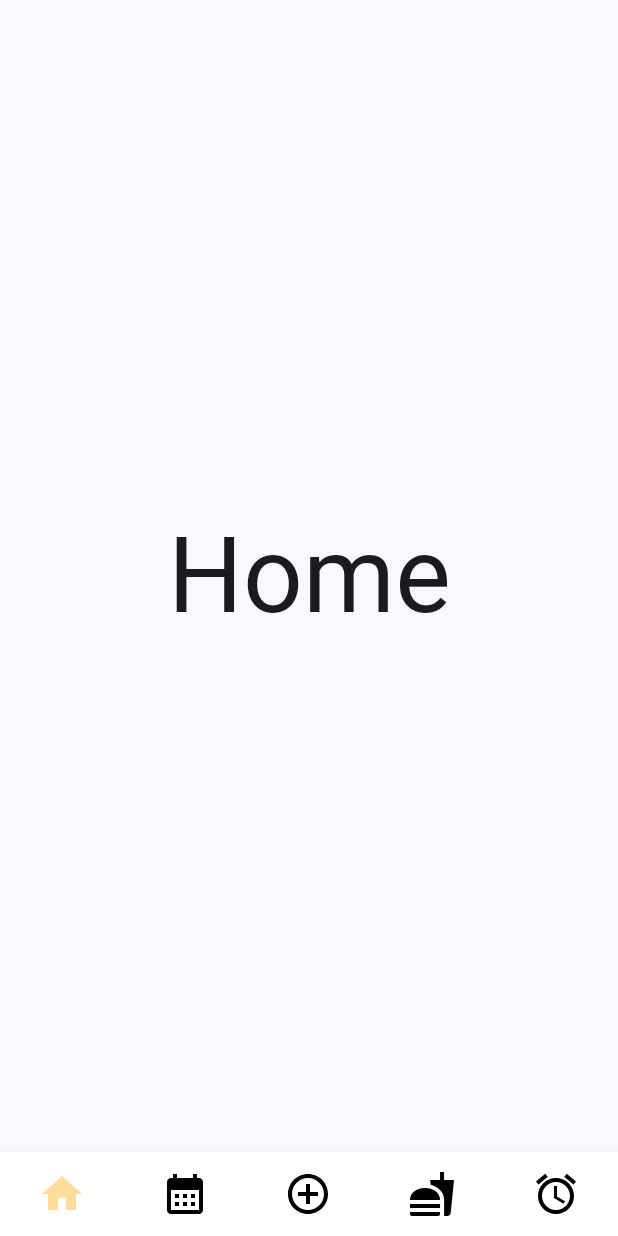
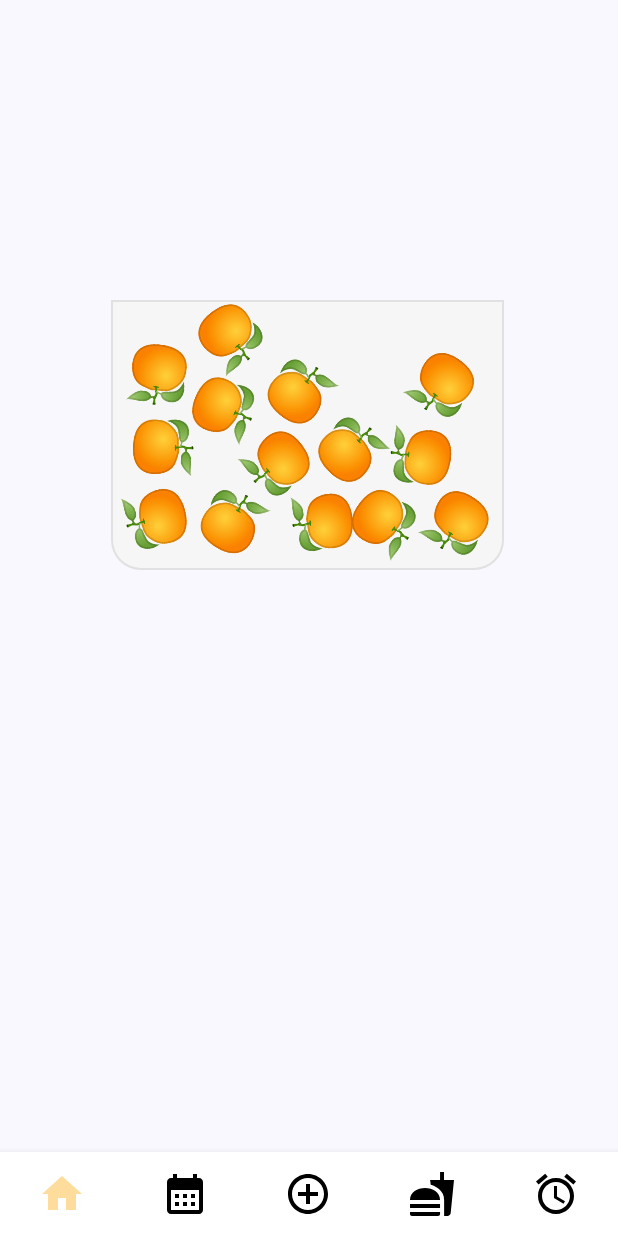
Before and after one commit to JNU-econovation/EATceed, an Android app built with Jetpack Compose: the screen it shows after launch (MainActivity), on a phone screen of 412 x 824 dp. Run offline under Robolectric (Android 15) with nearby library versions, the phone set to English and light mode, and no system bars; Roboto replaces fonts that are not available here.

Commit message:
feat/#63 : 물리엔진 컴포넌트 배치
물리엔진 컴포넌트를 스크린에 배치했습니다.

```diff
--- a/AOS/app/src/main/java/com/gaebaljip/exceed/screens/home/HomeScreen.kt
+++ b/AOS/app/src/main/java/com/gaebaljip/exceed/screens/home/HomeScreen.kt
@@ -38,11 +38,7 @@ fun HomeScreen() {
         modifier = Modifier
             .fillMaxSize()
     ) {
-        Text(
-            text = "Home",
-            textAlign = TextAlign.Center,
-            modifier = Modifier.align(Alignment.Center)
-        )
+        PhysicsEngineComponent(count = 14, radius = 24)
     }
 }
 @Composable
```
